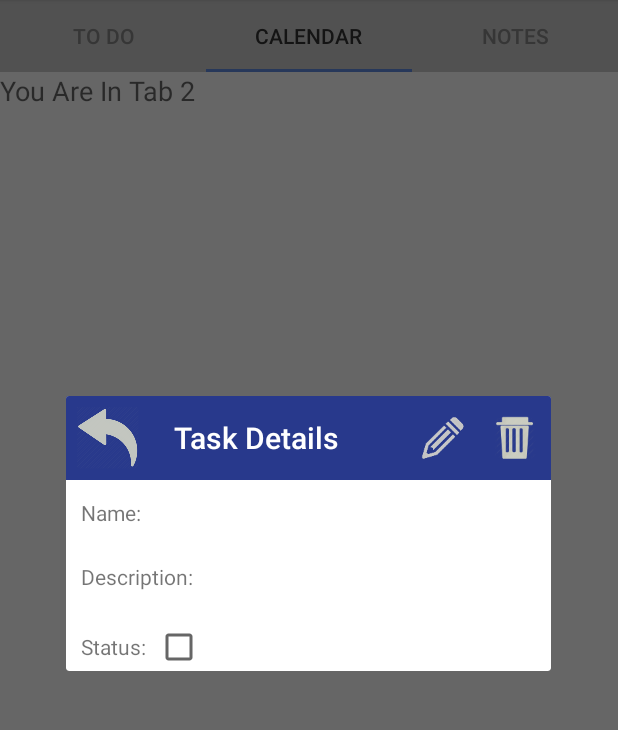
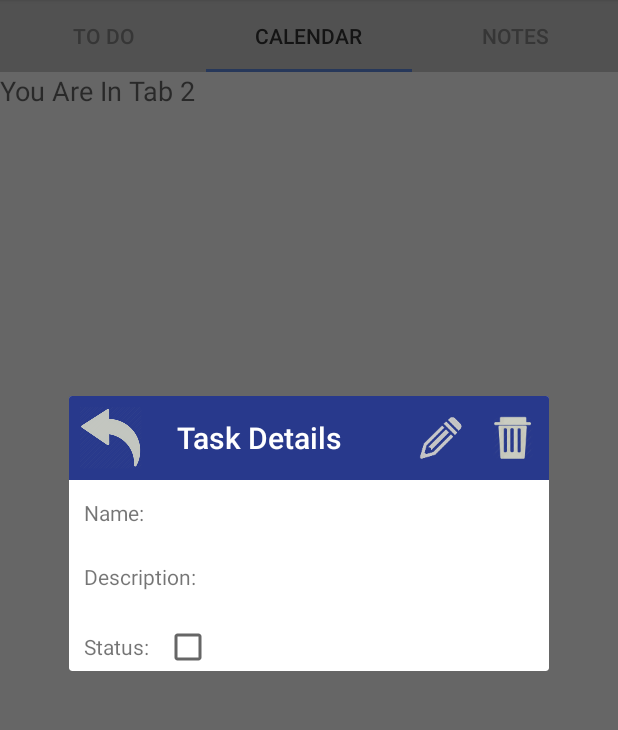
Before and after one commit to moniaS/Organizer, an Android app: the fragment TaskDetailsDialog placed in its activity, tab 2 chosen, on a phone screen of 412 x 824 dp, the part 84-814 px from its top. Run offline under Robolectric (Android 15) with nearby library versions, the phone set to English and light mode, and no system bars; 6 statements that could not run were skipped.

Commit message:
Code refactor

```diff
--- a/app/src/main/java/com/example/android/myapplication/Adapters/SampleFragmentPagerAdapter.java
+++ b/app/src/main/java/com/example/android/myapplication/Adapters/SampleFragmentPagerAdapter.java
@@ -51,7 +51,7 @@ public class SampleFragmentPagerAdapter extends FragmentStatePagerAdapter {
                 mCurrentPrimaryItem.setUserVisibleHint(false);
             }
             if (fragment != null) {
-// There's no check to see if a parent fragment is even visible!
+                // There's no check to see if a parent fragment is even visible!
                 fragment.setMenuVisibility(true);
                 fragment.setUserVisibleHint(true);
             }
@@ -77,7 +77,7 @@ public class SampleFragmentPagerAdapter extends FragmentStatePagerAdapter {
                 break;
             case 2:
                 notesFragment = (NotesFragment) createdFragment;
-                        break;
+                break;
         }
         return createdFragment;
     }
--- a/app/src/main/java/com/example/android/myapplication/Fragments/CalendarFragment.java
+++ b/app/src/main/java/com/example/android/myapplication/Fragments/CalendarFragment.java
@@ -19,9 +19,7 @@ public class CalendarFragment extends Fragment
     }
 
     @Override
-    public View onCreateView(LayoutInflater inflater, ViewGroup container, Bundle savedInstanceState)
-    {
-
+    public View onCreateView(LayoutInflater inflater, ViewGroup container, Bundle savedInstanceState) {
         return inflater.inflate(R.layout.fragment_calendar, container, false);
     }
 }
--- a/app/src/main/java/com/example/android/myapplication/Fragments/NotesFragment.java
+++ b/app/src/main/java/com/example/android/myapplication/Fragments/NotesFragment.java
@@ -19,14 +19,13 @@
     }
 
     @Override
-    public View onCreateView(LayoutInflater inflater, ViewGroup container, Bundle savedInstanceState)
-    {
+    public View onCreateView(LayoutInflater inflater, ViewGroup container, Bundle savedInstanceState) {
         return inflater.inflate(R.layout.fragment_notes, container, false);
     }
 
     @Override
     public void onPrepareOptionsMenu(Menu menu) {
-        menu.findItem(R.id.action_add).setVisible(false);
+        menu.findItem(R.id.action_add).setVisible(true);
         super.onPrepareOptionsMenu(menu);
     }
 }
--- a/app/src/main/java/com/example/android/myapplication/Fragments/TaskDetailsDialog.java
+++ b/app/src/main/java/com/example/android/myapplication/Fragments/TaskDetailsDialog.java
@@ -1,11 +1,9 @@
 package com.example.android.myapplication.Fragments;
 
-import android.content.Context;
 import android.os.Bundle;
 import android.support.v7.widget.Toolbar;
 import android.view.KeyEvent;
 import android.view.LayoutInflater;
-import android.view.Menu;
 import android.view.MenuItem;
 import android.view.View;
 import android.view.ViewGroup;
@@ -13,13 +11,10 @@ import android.view.Window;
 import android.view.WindowManager;
 import android.view.animation.AnimationUtils;
 import android.view.inputmethod.EditorInfo;
-import android.view.inputmethod.InputMethodManager;
 import android.widget.Button;
 import android.widget.CheckBox;
 import android.widget.EditText;
-import android.widget.ImageButton;
 import android.widget.TextView;
-import android.widget.Toast;
 import android.widget.ViewSwitcher;
 
 import com.example.android.myapplication.Activity.MainActivity;
@@ -43,55 +38,100 @@ public class TaskDetailsDialog extends android.support.v4.app.DialogFragment imp
     View view;
 
     public interface DetailsTaskFragmentListener{
-        void onFinishDetailsTaskDialog(String name, String description, Boolean completed);
+        void onFinishDetailsTaskDialog(String name, String description, boolean completed);
     }
     @Override
     public boolean onEditorAction(TextView v, int actionId, KeyEvent event) {
         if (EditorInfo.IME_ACTION_DONE == actionId) {
-            // Return input text to activity
             MainActivity activity = (MainActivity) getActivity();
-            targetFragment.onFinishDetailsTaskDialog(tv_name.getText().toString(), tv_description.getText().toString(), cb_taskStatus.isChecked());
-            this.dismiss();
+            closeDialog();
             return true;
         }
         return false;
+    }
+
+    private void closeDialog () {
+        String name = tv_name.getText().toString();
+        String description = tv_description.getText().toString();
+        boolean isChecked = cb_taskStatus.isChecked();
+        targetFragment.onFinishDetailsTaskDialog(name, description, isChecked);
+        this.dismiss();
     }
 
     @Override
     public View onCreateView(LayoutInflater inflater, ViewGroup container,
                              Bundle savedInstanceState) {
         view = inflater.inflate(R.layout.fragment_task_details_dialog, container);
-        getDialog().getWindow().requestFeature(Window.FEATURE_NO_TITLE);
-        setToolbar();
-        initViewSwitcher();
-        targetFragment = (TasksFragment) getTargetFragment();
-        //setDialogTitle("@string/details_dialog_title");
-        setUserInterace();
+        setNoTitleForDialog();
+        initUserInterface();
         return view;
     }
 
-    private void setToolbar () {
+    private void setTargetFragmentForDialog () {
+        targetFragment = (TasksFragment) getTargetFragment();
+    }
+
+    private void setNoTitleForDialog () {
+        getDialog().getWindow().requestFeature(Window.FEATURE_NO_TITLE);
+    }
+
+    private void initUserInterface () {
+        initToolbar();
+        setTargetFragmentForDialog();
+        setTextViews();
+        setEditViews();
+        setCheckbox();
+        initViewSwitcher();
+        setButtonsWhileEditing();
+    }
+
+    private void initToolbar () {
+        createToolbar();
+        setToolbarOptions();
+        addOnToolbarMenuOptionsListener();
+    }
+
+    private void createToolbar () {
         toolbar = (Toolbar) view.findViewById(R.id.task_details_toolbar);
+        toolbar.inflateMenu(R.menu.menu_task_details);
+    }
+    private void addOnToolbarMenuOptionsListener () {
         toolbar.setOnMenuItemClickListener(new Toolbar.OnMenuItemClickListener() {
             @Override
             public boolean onMenuItemClick(MenuItem item) {
                 switch (item.getItemId()) {
                     case (R.id.action_edit):
-                        setViewSwitcher();
-                        showKeyboardForEdittext();
-                        changeDialogViewToEditTaskView();
+                        addOnEditOptionListener();
                         break;
                     case (R.id.action_delete):
-                        targetFragment.deleteTask();
-                        dismiss();
+                        addOnDeleteOptionListener();
                         break;
                 }
                 return false;
             }
         });
-        toolbar.inflateMenu(R.menu.menu_task_details);
-        toolbar.setTitle("Task Details");
+    }
+    private void addOnEditOptionListener () {
+        setViewSwitcher();
+        showKeyboardForEdittext();
+        changeDialogViewToEditTaskView();
+    }
+
+    private void addOnDeleteOptionListener () {
+        targetFragment.deleteTask();
+        dismiss();
+    }
+
+    private void setToolbarOptions () {
+        toolbar.setTitle(R.string.title_TaskDetailsDialog);
+        setToolbarNavigationIcon();
+    }
+
+    private void setToolbarNavigationIcon () {
         toolbar.setNavigationIcon(R.mipmap.icon_back1);
+        setToolbarNavigationIconListener();
+    }
+    private void setToolbarNavigationIconListener () {
         toolbar.setNavigationOnClickListener(new View.OnClickListener() {
             @Override
             public void onClick(View v) {
@@ -102,12 +142,12 @@ public class TaskDetailsDialog extends android.support.v4.app.DialogFragment imp
                     dismiss();
                 }
             }
-        });
-    }
+        });}
 
     private void setButtonsWhileEditing () {
         setSaveButton();
         setCancelButton();
+        setButtonsVisibility(View.GONE);
     }
 
     private void setSaveButton () {
@@ -138,23 +178,23 @@ public class TaskDetailsDialog extends android.support.v4.app.DialogFragment imp
         });
     }
     private void changeDialogViewAfterCancel () {
-        btn_saveChanges.setVisibility(View.GONE);
-        btn_cancel.setVisibility(View.GONE);
-        toolbar.getMenu().setGroupVisible(R.id.group_menu, true);
+        setButtonsVisibility(View.GONE);
+        setToolbarMenuOptionsVisibility(true);
         changeSwitcherViews();
         changeCheckboxClickableStatus(false);
+    }
 
+    private void setButtonsVisibility (int isVisible) {
+        btn_saveChanges.setVisibility(isVisible);
+        btn_cancel.setVisibility(isVisible);
+    }
+
+    private void setToolbarMenuOptionsVisibility (boolean isVisible) {
+        toolbar.getMenu().setGroupVisible(R.id.group_menu, isVisible);
     }
     private void initViewSwitcher () {
         viewSwitcherName = (ViewSwitcher) view.findViewById(R.id.vs_name);
         viewSwitcherDescription = (ViewSwitcher) view.findViewById(R.id.vs_description);
-    }
-
-    private void setUserInterace () {
-        setTextViews();
-        setEditViews();
-        setCheckbox();
-        setButtonsWhileEditing();
     }
 
     private void setViewSwitcher () {
@@ -172,15 +212,12 @@ public class TaskDetailsDialog extends android.support.v4.app.DialogFragment imp
         changeDialogToolbarWhileEdit();
         changeSwitcherViews();
         changeCheckboxClickableStatus(true);
+        setButtonsVisibility(View.VISIBLE);
     }
 
     private void changeDialogToolbarWhileEdit() {
-        toolbar.getMenu().setGroupVisible(R.id.group_menu, false);
-
+        setToolbarMenuOptionsVisibility(false);
         setButtonsWhileEditing();
-        btn_saveChanges.setVisibility(View.VISIBLE);
-        btn_cancel.setVisibility(View.VISIBLE);
-
     }
     private void showKeyboard(EditText name) {
         name.requestFocus();
@@ -193,9 +230,8 @@ public class TaskDetailsDialog extends android.support.v4.app.DialogFragment imp
     }
 
     private void changeDialogViewAfterEdit() {
-        btn_saveChanges.setVisibility(View.GONE);
-        btn_cancel.setVisibility(View.GONE);
-        toolbar.getMenu().setGroupVisible(R.id.group_menu, true);
+        setButtonsVisibility(View.GONE);
+        setToolbarMenuOptionsVisibility(true);
         changeSwitcherViews();
         setTaskValuesAfterEditing();
         changeCheckboxClickableStatus(false);
@@ -213,6 +249,7 @@ public class TaskDetailsDialog extends android.support.v4.app.DialogFragment imp
     }
 
     private void setTextViews() {
+        setTargetFragmentForDialog();
         tv_name = (TextView) view.findViewById(R.id.tv_edit_name);
         tv_description = (TextView) view.findViewById(R.id.tv_edit_description);
         tv_status = (TextView) view.findViewById(R.id.tv_edit_status);
--- a/app/src/main/res/layout/activity_main.xml
+++ b/app/src/main/res/layout/activity_main.xml
@@ -24,7 +24,6 @@
         android:id="@+id/pager"
         android:layout_width="match_parent"
         android:layout_height="match_parent"
-        android:layout_weight="1"
         android:background="@color/windowBackground" />
 
 </LinearLayout>
--- a/app/src/main/res/layout/fragment_task_details_dialog.xml
+++ b/app/src/main/res/layout/fragment_task_details_dialog.xml
@@ -26,28 +26,28 @@
             android:id="@+id/tv_name"
             android:layout_width="wrap_content"
             android:layout_height="wrap_content"
-            android:layout_marginLeft="10dp"
-            android:layout_marginTop="10dp"
-            android:text="Name: "
-            android:textSize="14sp"/>
+            android:layout_marginLeft="@dimen/margin"
+            android:layout_marginRight="@dimen/margin"
+            android:layout_marginTop="@dimen/margin"
+            android:text="@string/taskName"
+            android:textSize="@dimen/smallTextSize"/>
 
         <ViewSwitcher
             android:id="@+id/vs_name"
-            android:layout_marginTop="10dp" >
+            android:layout_marginTop="@dimen/margin" >
 
             <TextView
                 android:id="@+id/tv_edit_name"
                 android:layout_width="240dp"
                 android:layout_height="wrap_content"
-                android:layout_marginRight="20dp"
-                android:textSize="16sp" />
+                android:textSize="@dimen/mediumTextSize" />
             <EditText
 
                 android:id="@+id/et_edit_name"
                 android:layout_width="240dp"
                 android:layout_height="wrap_content"
-                android:textSize="16sp"
-                android:inputType="text|textMultiLine|textCapSentences"
+                android:textSize="@dimen/mediumTextSize"
+                android:inputType="text|textMultiLine"
                 android:singleLine="false"/>
 
         </ViewSwitcher>
@@ -62,25 +62,26 @@
             android:id="@+id/tv_description"
             android:layout_width="wrap_content"
             android:layout_height="wrap_content"
-            android:layout_marginLeft="10dp"
-            android:text="Description: "
-            android:textSize="14sp"/>
+            android:layout_marginLeft="@dimen/margin"
+            android:layout_marginRight="@dimen/margin"
+            android:text="@string/taskDescription"
+            android:textSize="@dimen/smallTextSize"/>
 
         <ViewSwitcher
             android:id="@+id/vs_description"
-            android:layout_marginRight="10dp">
+            android:layout_marginRight="@dimen/margin">
             <TextView
                 android:id="@+id/tv_edit_description"
                 android:layout_height="wrap_content"
                 android:layout_width="205dp"
-                android:layout_marginRight="20dp"
-                android:textSize="16sp" />
+                android:layout_marginLeft="@dimen/margin"
+                android:textSize="@dimen/mediumTextSize" />
             <EditText
                 android:id="@+id/et_edit_description"
                 android:layout_width="205dp"
                 android:layout_height="wrap_content"
-                android:textSize="16sp"
-                android:inputType="text|textMultiLine|textCapSentences" />
+                android:textSize="@dimen/mediumTextSize"
+                android:inputType="text|textMultiLine" />
 
         </ViewSwitcher>
 
@@ -94,17 +95,16 @@
             android:id="@+id/tv_edit_status"
             android:layout_width="wrap_content"
             android:layout_height="wrap_content"
-            android:layout_marginLeft="10dp"
-            android:textSize="14sp"
-            android:text="Status: "/>
+            android:layout_marginLeft="@dimen/margin"
+            android:textSize="@dimen/smallTextSize"
+            android:text="@string/taskStatus"/>
 
         <CheckBox
             android:id="@+id/cb_task_status"
             android:layout_width="wrap_content"
             android:layout_height="wrap_content"
             android:layout_alignParentRight="true"
-            android:layout_marginLeft="4px"
-            android:layout_marginRight="10px"
+            android:layout_marginLeft="@dimen/margin"
             android:focusable="false" >
         </CheckBox>
 
@@ -120,22 +120,22 @@
             android:layout_height="wrap_content"
             android:textColorHighlight="@color/buttonHighlightColor"
             android:textColorHint="#000000"
-            android:text="SAVE"
+            android:text="@string/btn_save"
             android:layout_gravity="right"
             android:textColor="@color/textColor"
-            android:textSize="14dp"
+            android:textSize="@dimen/smallTextSize"
             android:visibility="gone" />
 
         <Button
             android:id="@+id/imgbtn_cancel"
             android:layout_width="wrap_content"
             android:layout_height="wrap_content"
-            android:layout_marginRight="10dp"
+            android:layout_marginRight="@dimen/margin"
             android:textColorHighlight="@color/buttonHighlightColor"
-            android:text="CANCEL"
+            android:text="@string/btn_cancel"
             android:layout_toRightOf="@id/imgbtn_saveChanges"
             android:textColor="@color/textColor"
-            android:textSize="14dp"
+            android:textSize="@dimen/smallTextSize"
             android:visibility="gone"/>
 
     </GridLayout>
--- a/app/src/main/res/values/dimens.xml
+++ b/app/src/main/res/values/dimens.xml
@@ -4,4 +4,8 @@
     <dimen name="activity_vertical_margin">16dp</dimen>
     <dimen name="fab_margin">16dp</dimen>
     <dimen name="toolbar_elevation">2dp</dimen>
+    <dimen name="margin">10dp</dimen>
+    <dimen name="smallTextSize">14dp</dimen>
+    <dimen name="mediumTextSize">16dp</dimen>
+    <dimen name="largeTextSize">25dp</dimen>
 </resources>
--- a/app/src/main/res/values/strings.xml
+++ b/app/src/main/res/values/strings.xml
@@ -19,6 +19,8 @@
 <item>@string/nav_item_notes</item>
 </string-array>
 
+<string name="title_TaskDetailsDialog">Task Details</string>
+    <string name="title_AddTaskDialog">Adding Task</string>
 <string name="title_toDoList">To Do</string>
 <string name="title_calendar">Calendar</string>
 <string name="title_notes">Notes</string>
@@ -32,6 +34,11 @@
     <string name="btn_OK">OK</string>
     <string name="btn_edit">Edit</string>
     <string name="btn_delete">Delete</string>
+    <string name="btn_save">SAVE</string>
+    <string name="btn_cancel">CANCEL</string>
+    <string name="taskName">Name: </string>
+    <string name="taskDescription">Description: </string>
+    <string name="taskStatus">Status: </string>
 
 <!-- TODO: Remove or change this placeholder text -->
     <string name="hello_blank_fragment">Hello blank fragment</string>
```
Also changed, not shown: app/src/main/java/com/example/android/myapplication/Activity/MainActivity.java (+65 -32 lines), app/src/main/java/com/example/android/myapplication/Adapters/TasksAdapter.java (+18 -12 lines), app/src/main/java/com/example/android/myapplication/Fragments/AddTaskDialog.java (+35 -15 lines), app/src/main/java/com/example/android/myapplication/Fragments/TasksFragment.java (+24 -24 lines), app/src/main/java/com/example/android/myapplication/ObjectClasses/Task.java (+6 -2 lines), app/src/main/res/layout/dialog_add_task.xml (+20 -20 lines), app/src/main/res/layout/list_to_do_item.xml (+4 -5 lines).
